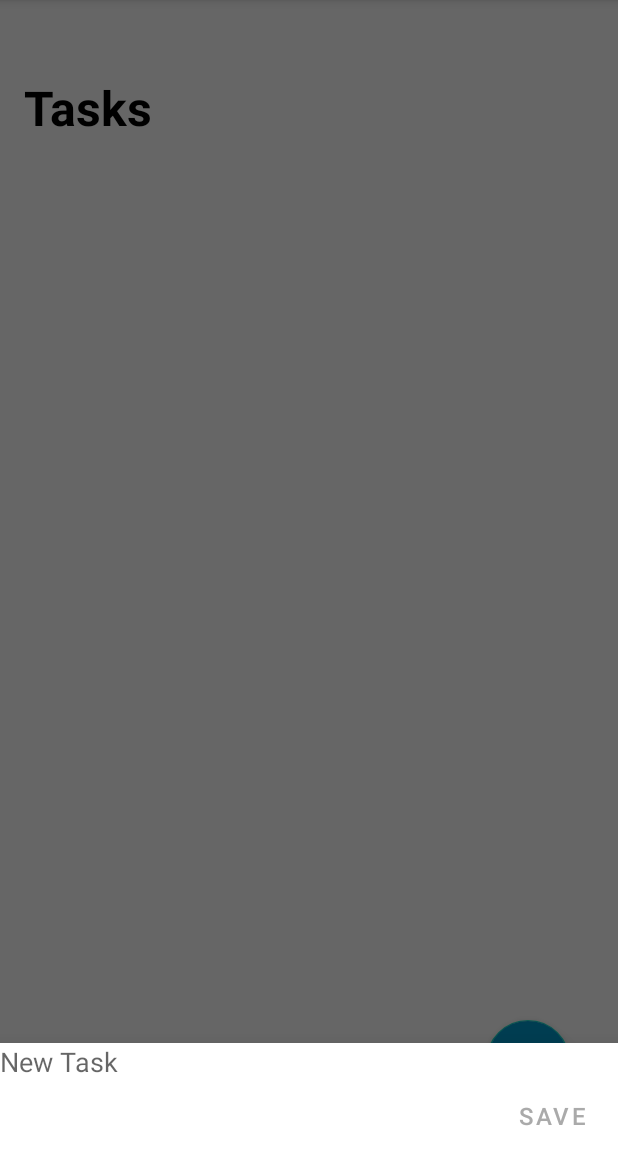
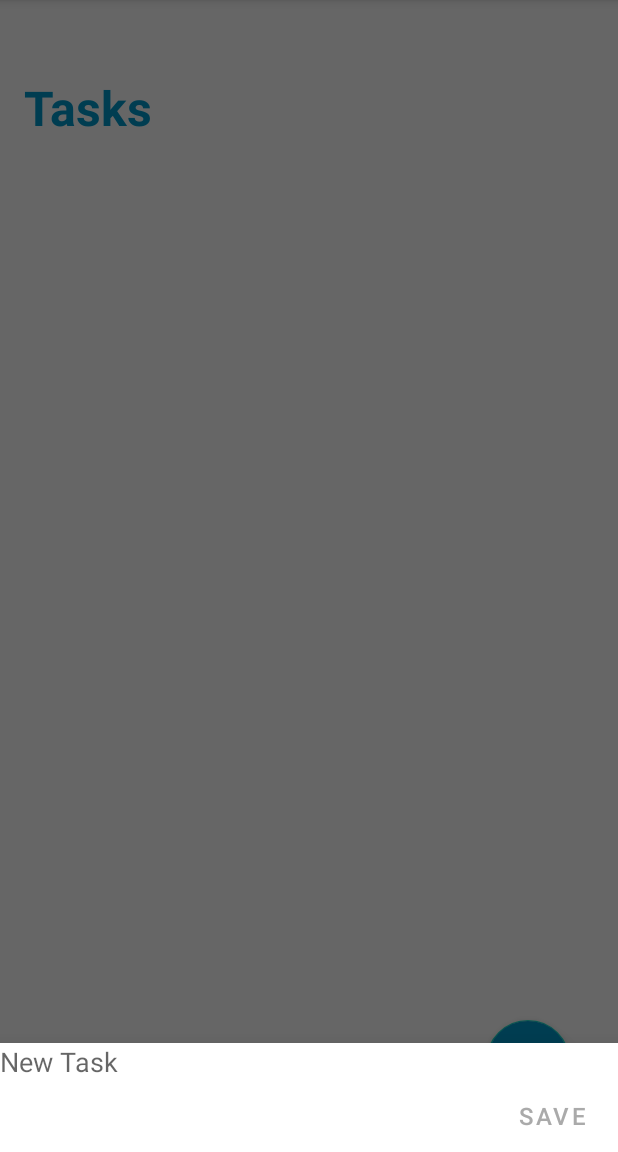
Before and after one commit to momotam001/ToDoList, an Android app: the screen it shows after launch (MainActivity), after a tap on an icon or button, on a phone screen of 412 x 824 dp, the part 84-1236 px from its top. Run offline under Robolectric (Android 15) with nearby library versions, the phone set to English and light mode, and no system bars.

Commit message:
task color change

```diff
--- a/app/src/main/res/layout/activity_main.xml
+++ b/app/src/main/res/layout/activity_main.xml
@@ -12,7 +12,7 @@
         android:layout_height="wrap_content"
         android:textStyle="bold"
         android:text="Tasks"
-        android:textColor="@android:color/black"
+        android:textColor="@android:color/holo_blue_dark"
         android:layout_marginLeft="16dp"
         android:layout_marginBottom="16dp"
         android:layout_marginTop="50dp"
```
